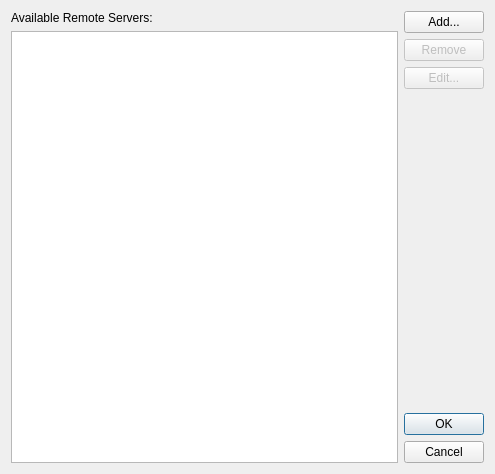
hkroeger/insightcae, file src/toolkit_gui/iqremoteservereditdialog.ui: the form before one commit.
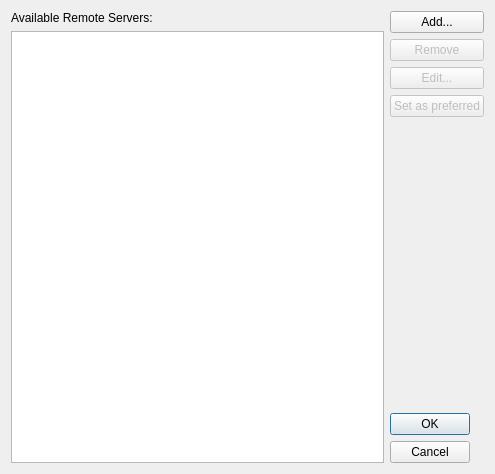
The form after the commit.

Commit message: remote exec/WSL: allow specification of preferred WSL distro, detect free remote port

```diff
--- a/src/toolkit_gui/iqremoteservereditdialog.ui
+++ b/src/toolkit_gui/iqremoteservereditdialog.ui
@@ -57,6 +57,16 @@
        </property>
       </widget>
      </item>
+     <item>
+      <widget class="QPushButton" name="btnSetPreferred">
+       <property name="enabled">
+        <bool>false</bool>
+       </property>
+       <property name="text">
+        <string>Set as preferred</string>
+       </property>
+      </widget>
+     </item>
      <item>
       <spacer name="verticalSpacer">
        <property name="orientation">
```
The commit also changes 15 other files.
